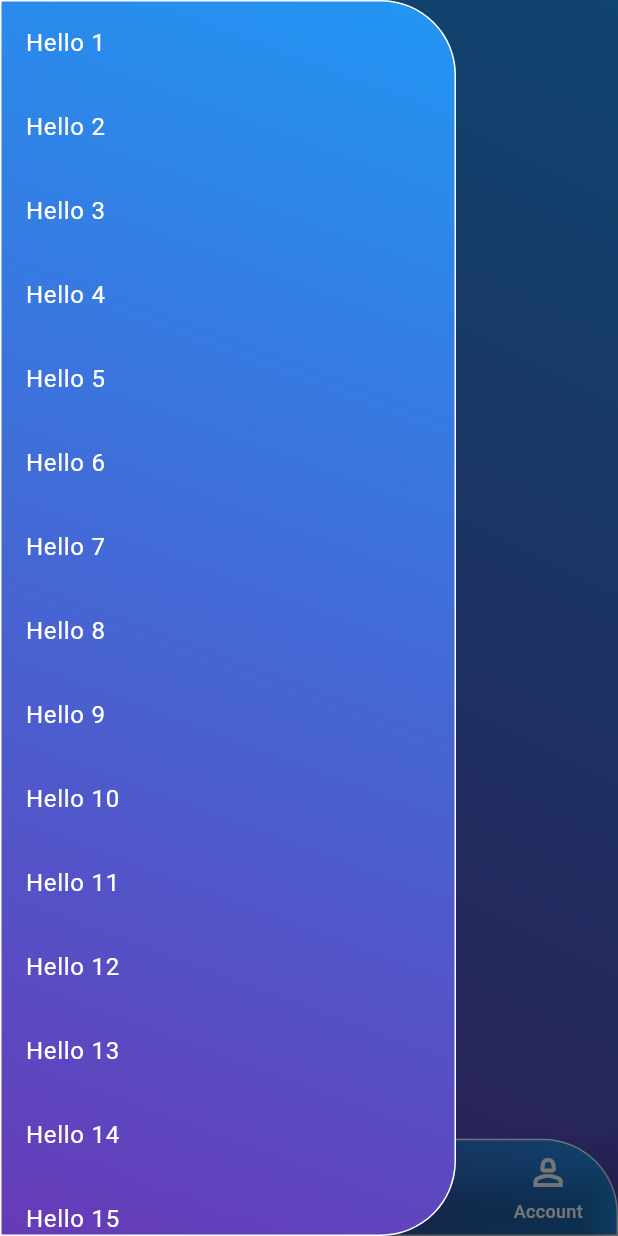
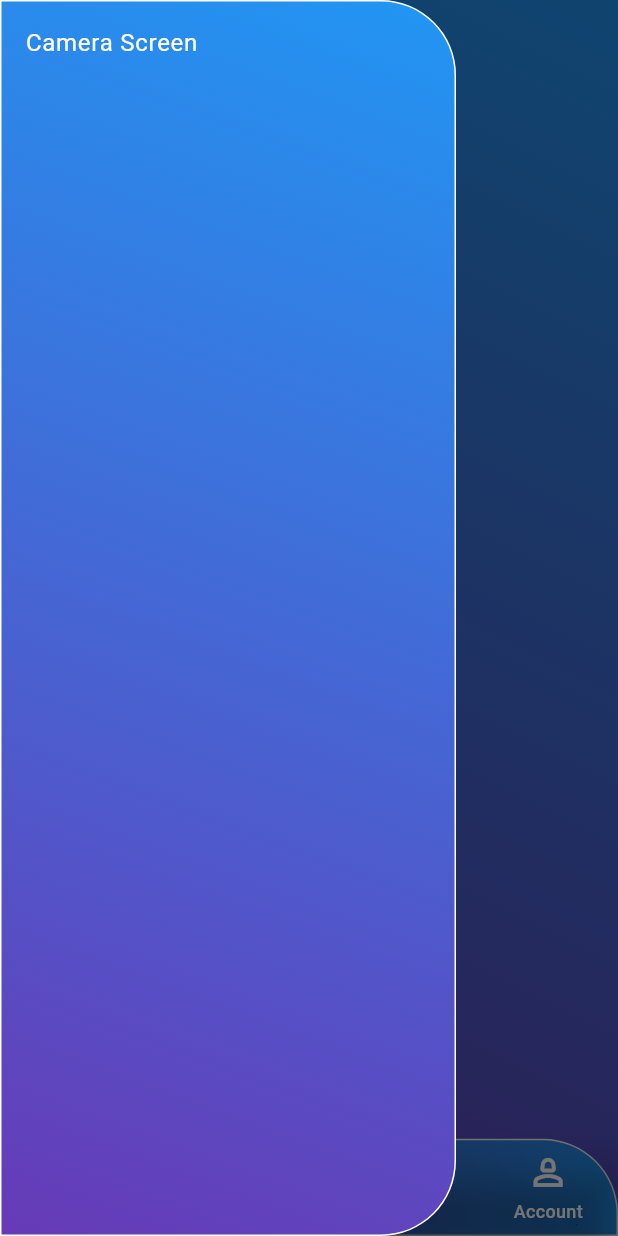
Before and after one commit to ankittripathi4494/Peacock, a Flutter app: the screen it shows after launch, item 3 of the bottom bar chosen, with the side drawer open, on a phone screen of 412 x 824 dp. Run offline on Flutter 3.47's test engine with Material 3 defaults, Android fonts, the phone set to English and light mode, and no system bars; our stand-ins replace awesome_notifications, camera, cloud_firestore, connectivity_plus, dropdown_button2, firebase_analytics and 10 more; missing offline and left inert: admob_flutter, duration_button; accounts and stored records are empty.

Commit message:
added camera func

```diff
--- a/lib/global/utils/routes_section.dart
+++ b/lib/global/utils/routes_section.dart
@@ -2,6 +2,7 @@ import 'package:flutter/material.dart';
 import 'package:flutter_bloc/flutter_bloc.dart';
 import 'package:page_transition/page_transition.dart';
 import 'package:pecockapp/modules/business/screens/business_screen.dart';
+import 'package:pecockapp/modules/camera/screens/camera_screen.dart';
 import 'package:pecockapp/modules/customer/bloc/customer_bloc.dart';
 import 'package:pecockapp/modules/customer/screens/add_customer_screen.dart';
 import 'package:pecockapp/modules/customer/screens/customer_screen.dart';
@@ -56,6 +57,23 @@ class RoutesSection {
             child: LoginScreen(
               argus: const {},
             ),
+          ),
+        );
+      case '/camera':
+        if (args is Map<String, dynamic>) {
+          return PageTransition(
+            duration: Durations.medium4,
+            type: PageTransitionType.fade,
+            child: CameraScreen(
+              argus: args,
+            ),
+          );
+        }
+        return PageTransition(
+          duration: Durations.medium4,
+          type: PageTransitionType.fade,
+          child: CameraScreen(
+            argus: const {},
           ),
         );
       case '/register':
--- a/lib/global/widgets/drawer.dart
+++ b/lib/global/widgets/drawer.dart
@@ -19,14 +19,16 @@ class MyDrawer {
                 colors: [Colors.deepPurple, Colors.blue],
                 begin: Alignment.bottomLeft,
                 end: Alignment.topRight)),
-        child: ListView.builder(
-          itemCount: 1000,
-          itemBuilder: (context, index) {
-            return ListTile(
+        child: ListView(
+          children: [
+            ListTile(
+              onTap: () {
+                Navigator.pushNamed(context, '/camera');
+              },
               textColor: Colors.white,
-              title: Text("Hello ${index + 1}"),
-            );
-          },
+              title: const Text("Camera Screen"),
+            )
+          ],
         ),
       ),
     );
--- a/lib/main.dart
+++ b/lib/main.dart
@@ -2,6 +2,7 @@ import 'dart:math';
 
 import 'package:admob_flutter/admob_flutter.dart';
 import 'package:awesome_notifications/awesome_notifications.dart';
+import 'package:camera/camera.dart';
 import 'package:firebase_messaging/firebase_messaging.dart';
 import 'package:flutter/material.dart';
 import 'package:flutter/services.dart';
@@ -21,11 +22,14 @@ NotificationChannel nc = NotificationChannel(
   channelDescription: 'This is Test App',
 );
 
+late List<CameraDescription> listOfCameras;
+
 Future<void> main() async {
   WidgetsFlutterBinding.ensureInitialized();
   Admob.initialize();
   await SharedPreferencesHelper().init();
   await initialFirebaseNotification();
+  listOfCameras = await availableCameras();
   FirebaseMessaging.onBackgroundMessage(_backgroundNotificationHandler);
   SystemChrome.setPreferredOrientations(
     [DeviceOrientation.portraitUp, DeviceOrientation.portraitDown],
--- a/pubspec.yaml
+++ b/pubspec.yaml
@@ -56,6 +56,7 @@ dependencies:
   awesome_notifications_core: ^0.9.3
   awesome_notifications: ^0.9.3+1
   cloud_firestore: ^5.4.3
+  camera: ^0.11.0+2
 
 dev_dependencies:
   flutter_test:
```
Also changed, not shown: lib/modules/camera/screens/camera_screen.dart (added, +174 -0 lines), pubspec.lock, 1 other file.
